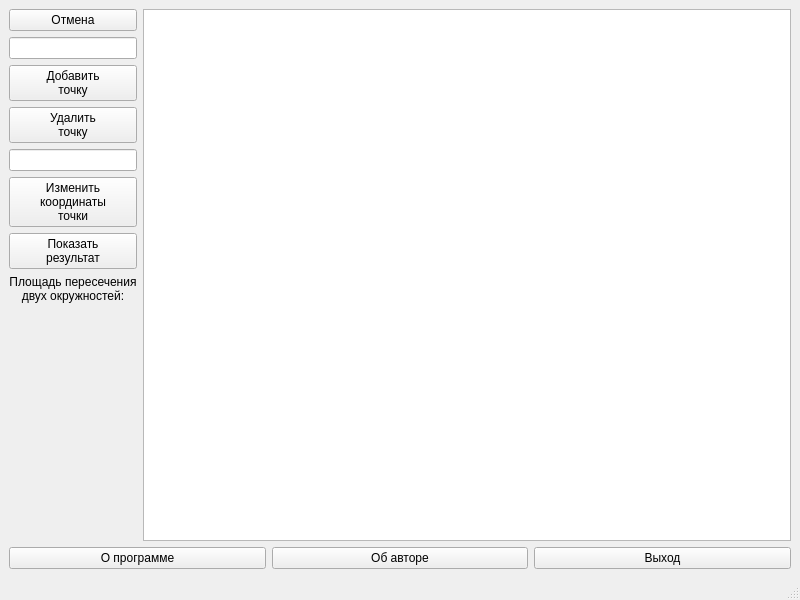
This is lab_01/mainwindow.ui in AskaryanKarine/BMSTU-CG as Qt 5 draws it before an edit. The edited form follows.
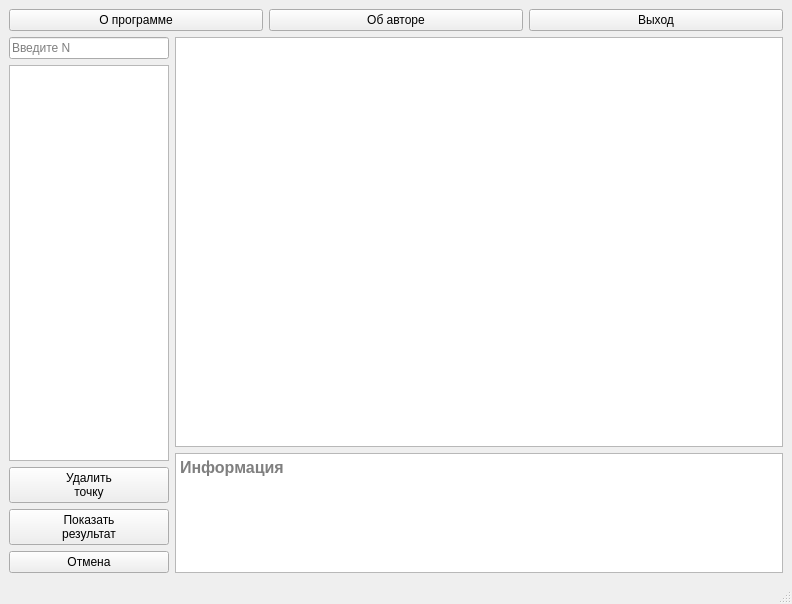
This is the edited form.

Commit message: Изменен интерфейс

What changed in the file:
```diff
--- a/lab_01/mainwindow.ui
+++ b/lab_01/mainwindow.ui
@@ -6,8 +6,8 @@
    <rect>
     <x>0</x>
     <y>0</y>
-    <width>800</width>
-    <height>600</height>
+    <width>792</width>
+    <height>604</height>
    </rect>
   </property>
   <property name="windowTitle">
@@ -15,88 +15,7 @@
   </property>
   <widget class="QWidget" name="centralwidget">
    <layout class="QFormLayout" name="formLayout">
-    <item row="0" column="0">
-     <layout class="QVBoxLayout" name="verticalLayout">
-      <item>
-       <widget class="QPushButton" name="pushButton_cancel">
-        <property name="text">
-         <string>Отмена</string>
-        </property>
-       </widget>
-      </item>
-      <item>
-       <widget class="QLineEdit" name="lineEdit_add"/>
-      </item>
-      <item>
-       <widget class="QPushButton" name="pushButton_add_dot">
-        <property name="text">
-         <string>Добавить
-точку</string>
-        </property>
-       </widget>
-      </item>
-      <item>
-       <widget class="QPushButton" name="pushButton_del_dot">
-        <property name="text">
-         <string>Удалить
-точку</string>
-        </property>
-       </widget>
-      </item>
-      <item>
-       <widget class="QLineEdit" name="lineEdit_change"/>
-      </item>
-      <item>
-       <widget class="QPushButton" name="pushButton_chance_dot">
-        <property name="text">
-         <string>Изменить
-координаты
-точки</string>
-        </property>
-       </widget>
-      </item>
-      <item>
-       <widget class="QPushButton" name="pushButton_result">
-        <property name="text">
-         <string>Показать
-результат</string>
-        </property>
-       </widget>
-      </item>
-      <item>
-       <widget class="QLabel" name="label">
-        <property name="text">
-         <string>Площадь пересечения
-двух окружностей:
-</string>
-        </property>
-        <property name="textFormat">
-         <enum>Qt::AutoText</enum>
-        </property>
-        <property name="alignment">
-         <set>Qt::AlignCenter</set>
-        </property>
-       </widget>
-      </item>
-      <item>
-       <spacer name="verticalSpacer">
-        <property name="orientation">
-         <enum>Qt::Vertical</enum>
-        </property>
-        <property name="sizeHint" stdset="0">
-         <size>
-          <width>20</width>
-          <height>40</height>
-         </size>
-        </property>
-       </spacer>
-      </item>
-     </layout>
-    </item>
-    <item row="0" column="1">
-     <widget class="QGraphicsView" name="graphicsView"/>
-    </item>
-    <item row="1" column="0" colspan="2">
+    <item row="0" column="0" colspan="2">
      <layout class="QHBoxLayout" name="horizontalLayout">
       <item>
        <widget class="QPushButton" name="pushButton_app_info">
@@ -121,6 +40,99 @@
       </item>
      </layout>
     </item>
+    <item row="1" column="0">
+     <layout class="QVBoxLayout" name="verticalLayout_2">
+      <item>
+       <widget class="QLineEdit" name="lineEdit">
+        <property name="placeholderText">
+         <string>Введите N</string>
+        </property>
+       </widget>
+      </item>
+      <item>
+       <widget class="QTableView" name="tableView">
+        <property name="maximumSize">
+         <size>
+          <width>160</width>
+          <height>16777215</height>
+         </size>
+        </property>
+        <attribute name="horizontalHeaderCascadingSectionResizes">
+         <bool>true</bool>
+        </attribute>
+        <attribute name="horizontalHeaderDefaultSectionSize">
+         <number>50</number>
+        </attribute>
+        <attribute name="horizontalHeaderShowSortIndicator" stdset="0">
+         <bool>false</bool>
+        </attribute>
+        <attribute name="horizontalHeaderStretchLastSection">
+         <bool>false</bool>
+        </attribute>
+        <attribute name="verticalHeaderDefaultSectionSize">
+         <number>30</number>
+        </attribute>
+       </widget>
+      </item>
+      <item>
+       <layout class="QVBoxLayout" name="verticalLayout">
+        <item>
+         <widget class="QPushButton" name="pushButton_del_dot">
+          <property name="text">
+           <string>Удалить
+точку</string>
+          </property>
+         </widget>
+        </item>
+        <item>
+         <widget class="QPushButton" name="pushButton_result">
+          <property name="text">
+           <string>Показать
+результат</string>
+          </property>
+         </widget>
+        </item>
+        <item>
+         <widget class="QPushButton" name="pushButton_cancel">
+          <property name="text">
+           <string>Отмена</string>
+          </property>
+         </widget>
+        </item>
+       </layout>
+      </item>
+     </layout>
+    </item>
+    <item row="1" column="1">
+     <layout class="QVBoxLayout" name="verticalLayout_4">
+      <item>
+       <widget class="QGraphicsView" name="graphicsView"/>
+      </item>
+      <item>
+       <widget class="QTextEdit" name="textEdit">
+        <property name="maximumSize">
+         <size>
+          <width>16777215</width>
+          <height>120</height>
+         </size>
+        </property>
+        <property name="font">
+         <font>
+          <pointsize>12</pointsize>
+          <weight>75</weight>
+          <bold>true</bold>
+         </font>
+        </property>
+        <property name="readOnly">
+         <bool>true</bool>
+        </property>
+        <property name="placeholderText">
+         <string notr="true">Информация</string>
+        </property>
+       </widget>
+      </item>
+     </layout>
+    </item>
    </layout>
   </widget>
   <widget class="QMenuBar" name="menubar">
```
Left out of the diff: 2 changed lines with no effect on the pictures. The commit also changes 2 other files.
